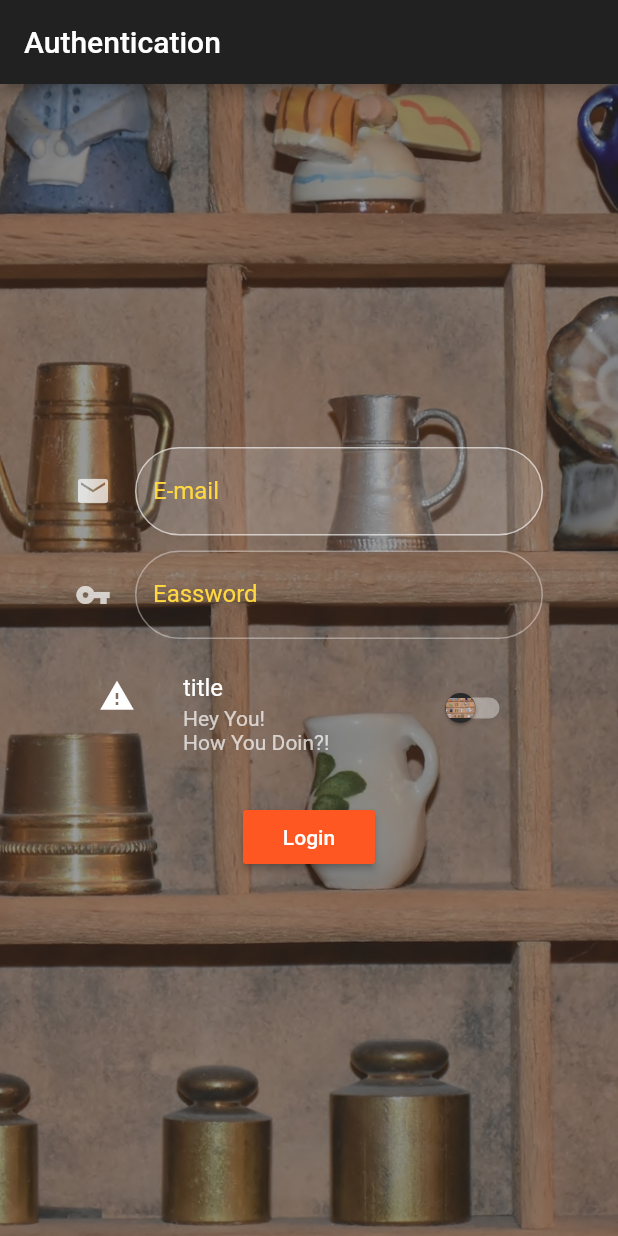
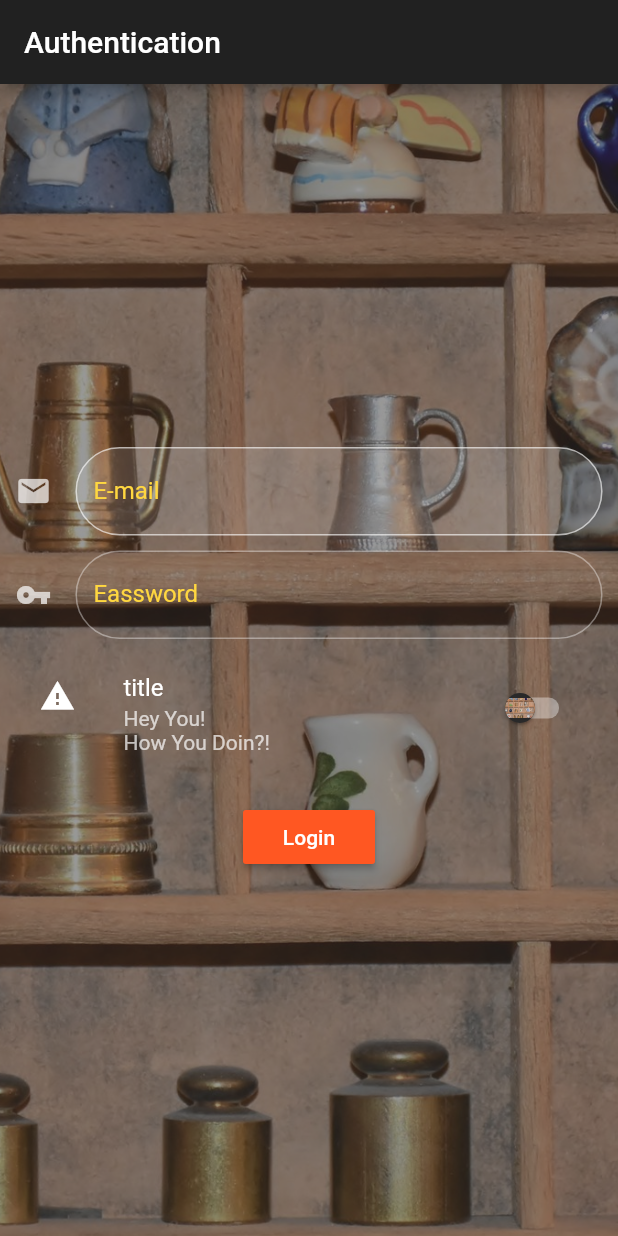
Before and after one commit to kyrellousgirgis/Store_Flutter, a Flutter app: the screen it shows after launch, on a phone screen of 412 x 824 dp. Run offline on Flutter 3.47's test engine with Material 2 defaults, Android fonts, the phone set to English and light mode, and no system bars.

Commit message:
adding some responsive design features using media query

```diff
--- a/lib/pages/auth.dart
+++ b/lib/pages/auth.dart
@@ -99,6 +99,8 @@ class _AuthState extends State<Auth> {
 
   @override
   Widget build(BuildContext context) {
+    final double deviceWidth = MediaQuery.of(context).size.width;
+    final double targetWidth = deviceWidth>750.0?700.0:deviceWidth*.95;
     return Scaffold(
       appBar: AppBar(
         title: Text('Authentication'),
@@ -108,25 +110,31 @@ class _AuthState extends State<Auth> {
           decoration: BoxDecoration(
             image: _buildDecorationImage(),
           ),
-            padding: EdgeInsets.fromLTRB(50.0, 0, 50.0, 0),
+          //padding: EdgeInsets.fromLTRB(50.0, 0, 50.0, 0),
           child: Center(
             child: SingleChildScrollView(
-                padding: EdgeInsets.symmetric(vertical: 5.0),
-                child: Column(children: <Widget>[
+              //padding: EdgeInsets.symmetric(vertical: 5.0),
+              child: Container(
+                width: targetWidth,
+                child: Column(
+                  children: <Widget>[
                     _buildEmailTextField(),
-                  SizedBox(height: 10),
+                    SizedBox(height: 10.0),
                     _buildPasswordTextField(),
-                  SizedBox(height: 10),
+                    SizedBox(height: 10.0),
                     _buildAcceptSwitch(),
-                  SizedBox(height: 10),
+                    SizedBox(height: 10.0),
                     RaisedButton(
                       onPressed: _submitForm,
                       color: Theme.of(context).accentColor,
                       child: Text('Login'),
                     ),
-                ]),
+                  ],
                 ),
-            )),
+              ),
+            ),
+          ),
+        ),
       ),
     );
   }
--- a/lib/pages/product_create.dart
+++ b/lib/pages/product_create.dart
@@ -91,9 +91,13 @@ void _submitForm() {
             }
 @override
   Widget build(BuildContext context) {
+    final double deviceWidth = MediaQuery.of(context).size.width;
+    final double targetWidth = deviceWidth>750.0?700.0:deviceWidth*.95;
+    final double targetPadding = deviceWidth - targetWidth;
     return Container(
       margin: EdgeInsets.all(50.0),
       child: ListView(
+        padding: EdgeInsets.symmetric(horizontal: targetPadding / 2),
         children: <Widget>[
           _buildTitleTextField(),
           SizedBox(height: 10),
```
Lines whose indentation alone changed are shown as unchanged.
